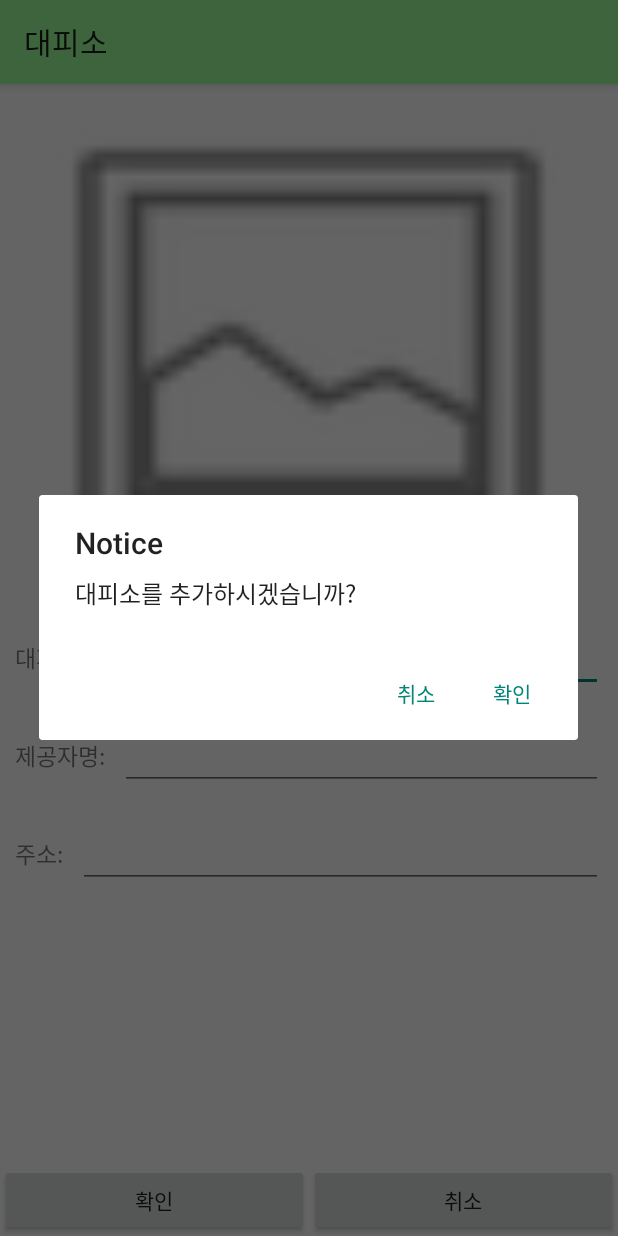
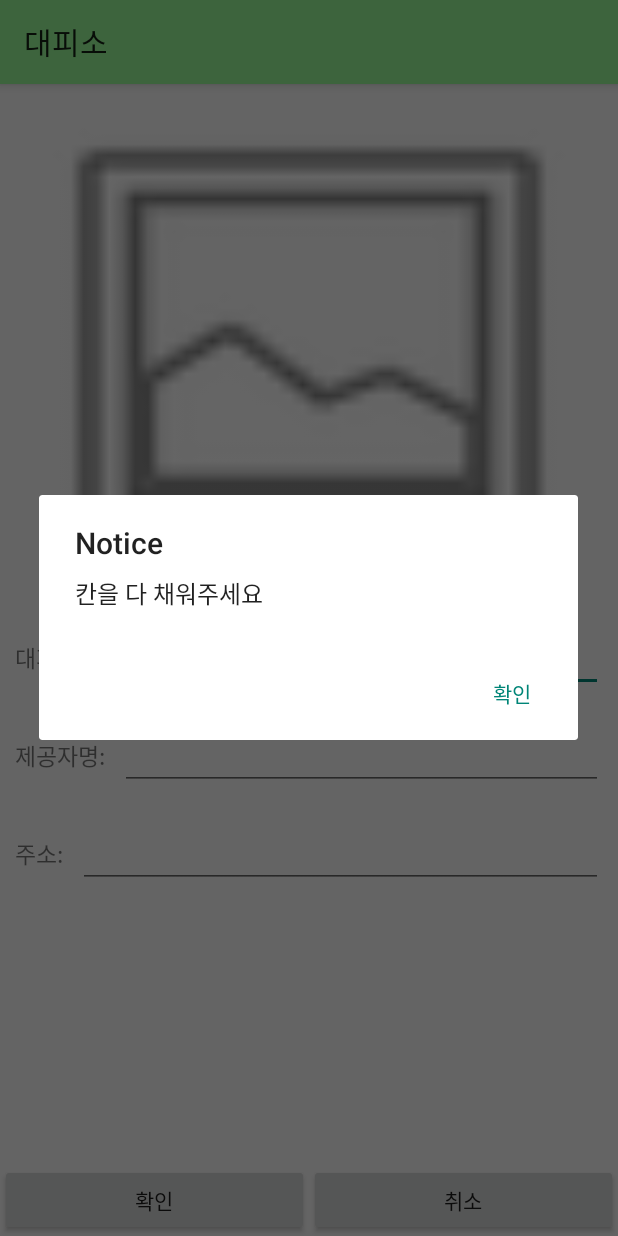
Before and after one commit to jongbeomkim/ShelterProject, an Android app: the EditActivity screen opened directly, with no data from a screen before it, after a tap on "확인", on a phone screen of 412 x 824 dp. Run offline under Robolectric (Android 15) with nearby library versions, the phone set to English and light mode, and no system bars.

Commit message:
리스트뷰 이미지 동적이 안되는 버전        수정 액티비티 빈칸이면 메시지박스

```diff
--- a/app/src/main/java/com/example/teamproject2/EditActivity.java
+++ b/app/src/main/java/com/example/teamproject2/EditActivity.java
@@ -1,21 +1,16 @@
 package com.example.teamproject2;
-
 import androidx.appcompat.app.AlertDialog;
 import androidx.appcompat.app.AppCompatActivity;
-
 import android.content.DialogInterface;
 import android.content.Intent;
 import android.graphics.Bitmap;
 import android.graphics.BitmapFactory;
 import android.graphics.drawable.BitmapDrawable;
 import android.os.Bundle;
-import android.provider.ContactsContract;
-import android.provider.MediaStore;
 import android.view.View;
 import android.widget.EditText;
 import android.widget.ImageView;
 import android.widget.Toast;
-
 import java.io.ByteArrayOutputStream;
 import java.io.InputStream;
 
@@ -93,7 +88,6 @@ public class EditActivity extends AppCompatActivity {
                 s_text = findViewById(R.id.e_shelterName);
                 p_text = findViewById(R.id.e_provider);
                 l_text = findViewById(R.id.e_location);
-
                 byte[] byteArray = intent.getByteArrayExtra("pic");
                 Bitmap image = BitmapFactory.decodeByteArray(byteArray, 0, byteArray.length);
                 s_name2 = intent.getStringExtra("s_name");
@@ -108,36 +102,45 @@ public class EditActivity extends AppCompatActivity {
     }
 
 
-    public void toDecide(int code){       // 정말 (수정 or 추가)할 것인지 확인하는 함수
-        AlertDialog.Builder builder = new AlertDialog.Builder(EditActivity.this);
-        builder.setTitle("Notice");
-        if(code != 10) builder.setMessage("대피소를 추가하시겠습니까?");
-        if(code == 10) builder.setMessage("대피소 정보를 수정하시겠습니까?");
-        builder.setPositiveButton("확인", new DialogInterface.OnClickListener() {   // 확인 버튼을 눌렀을 때~
-            public void onClick(DialogInterface dialog, int which) {
+    public void toDecide(int code) {       // 정말 (수정 or 추가)할 것인지 확인하는 함수
         intent = getIntent();
         imageView = findViewById(R.id.e_image);
         s_text = findViewById(R.id.e_shelterName);
         p_text = findViewById(R.id.e_provider);
         l_text = findViewById(R.id.e_location);
+        intent = new Intent();
+        AlertDialog.Builder builder = new AlertDialog.Builder(EditActivity.this);
+        builder.setTitle("Notice");
+        if (s_text.getText().toString().isEmpty() ||  p_text.getText().toString().isEmpty() || l_text.getText().toString().isEmpty()) {///하나라도 빈칸이면
+            builder.setMessage("칸을 다 채워주세요");
+            builder.setPositiveButton("확인",null);
+        } else {
+            if (code != 10) builder.setMessage("대피소를 추가하시겠습니까?");
+            if (code == 10) builder.setMessage("대피소 정보를 수정하시겠습니까?");
+            builder.setPositiveButton("확인", new DialogInterface.OnClickListener() {   // 확인 버튼을 눌렀을 때~
+                public void onClick(DialogInterface dialog, int which) {
 
-                intent = new Intent();
                     BitmapDrawable drawable = (BitmapDrawable) imageView.getDrawable();   //이미지 동적
                     Bitmap bitmap = drawable.getBitmap();
+                    //int a=Integer.parseInt(String.valueOf(drawable));
                     ByteArrayOutputStream stream = new ByteArrayOutputStream();
                     bitmap.compress(Bitmap.CompressFormat.PNG, 100, stream);
                     byte[] byteArray = stream.toByteArray();
+                    //intent.putExtra("id",a);
                     intent.putExtra("icon", byteArray);
                     intent.putExtra("s_name", s_text.getText().toString());
                     intent.putExtra("p_name", p_text.getText().toString());
                     intent.putExtra("l_name", l_text.getText().toString());
                     setResult(RESULT_OK, intent);
-                if(code != 10) Toast.makeText(getBaseContext(), "대피소가 추가되었습니다.", Toast.LENGTH_LONG).show();
-                if(code == 10) Toast.makeText(getBaseContext(), "대피소가 수정되었습니다.", Toast.LENGTH_LONG).show();
+                    // if(code != 10) Toast.makeText(getBaseContext(), "대피소가 추가되었습니다.", Toast.LENGTH_LONG).show();
+                    if (code == 10)
+                        Toast.makeText(getBaseContext(), "대피소가 수정되었습니다.", Toast.LENGTH_LONG).show();
                     finish();
                 }
             });
             builder.setNegativeButton("취소", null);   // 취소 버튼은 아무것도 실행되지 않는다.
-        builder.create().show();                                // 설정한 메시지 박스 생성
+        }
+        builder.create().show();
+                                   // 설정한 메시지 박스 생성
     }
 }
--- a/app/src/main/java/com/example/teamproject2/MainActivity.java
+++ b/app/src/main/java/com/example/teamproject2/MainActivity.java
@@ -110,8 +110,7 @@ public class MainActivity extends AppCompatActivity {
             String l = data.getStringExtra("l_name");
             byte[] byteArray = data.getByteArrayExtra("icon");
             Bitmap image = BitmapFactory.decodeByteArray(byteArray, 0, byteArray.length);
-            Drawable drawable = new BitmapDrawable(getResources(), image);
-            ((MainMenuFrag1) fragment[0]).setSelection(drawable, s, p, l);
+            ((MainMenuFrag1) fragment[0]).setSelection(R.drawable.shelter, s, p, l);
         }
         else if ((requestCode==0)&&(resultCode==30)) {           // ViewActivity 에서 삭제를 눌러 돌아왔을때~
             int po = data.getIntExtra("position", -1);
@@ -125,8 +124,7 @@ public class MainActivity extends AppCompatActivity {
             String s = data.getStringExtra("s_name");             // 문자열 변수에 EditActivity 에서 put 한 데이터를 get 으로 가져오고
             String p = data.getStringExtra("p_name");
             String l = data.getStringExtra("l_name");
-           // byte[] byteArray = data.getByteArrayExtra("icon");         // b 변수에 intent 내부에 들어있는 데이터들을 get 을 사용하여 저장한 뒤
-            ((MainMenuFrag1) fragment[0]).edit(po,drawable, s, p, l);
+            ((MainMenuFrag1) fragment[0]).edit(po,R.drawable.shelter, s, p, l);
         }
 
     }
--- a/app/src/main/java/com/example/teamproject2/MyAdapter.java
+++ b/app/src/main/java/com/example/teamproject2/MyAdapter.java
@@ -53,7 +53,7 @@ public class MyAdapter extends BaseAdapter {
         Item item = (Item) items.get(position);
         txt_shelter.setText(item.shelterName);
         txt_writer.setText(item.writer);
-        img_shelter.setImageDrawable(item.icon);
+        img_shelter.setImageResource(item.icon);
         Glide
                 .with(ctx)
                 .load(item.icon)
```
Also changed, not shown: app/src/main/java/com/example/teamproject2/Item.java (+2 -5 lines), app/src/main/java/com/example/teamproject2/MainMenuFrag1.java (+4 -4 lines), app/src/main/java/com/example/teamproject2/MainMenuFrag2.java (+4 -4 lines), app/src/main/java/com/example/teamproject2/ViewActivity.java (+3 -5 lines). Lines whose indentation alone changed are shown as unchanged.
